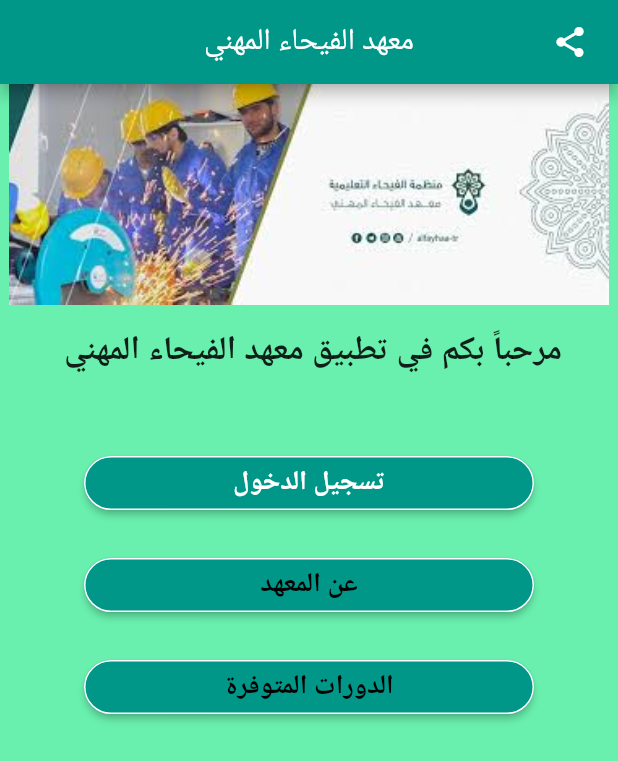
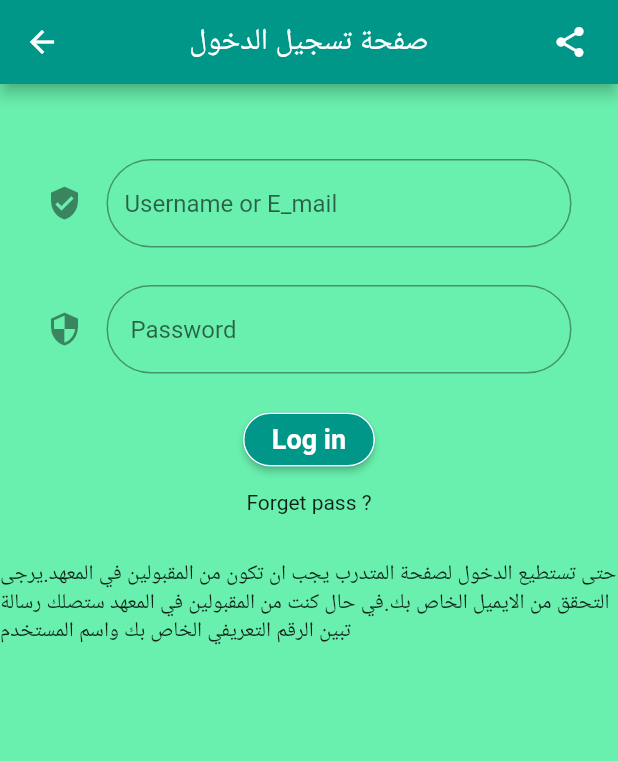
Before and after one commit to alaaddin83/flutter1, a Flutter app: the screen it shows after launch, after a tap on "تسجيل الدخول", on a phone screen of 412 x 824 dp. Shown: the top 761 px of the screen. Run offline on Flutter 3.47's test engine with Material 2 defaults, Android fonts, the phone set to English and light mode, and no system bars.

Commit message:
Add login screen

```diff
--- /dev/null
+++ b/lib/LoginScreen.dart
@@ -0,0 +1,100 @@
+import 'package:flutter/material.dart';
+
+class LoginScreen extends StatefulWidget {
+  @override
+  State<StatefulWidget> createState() {
+    // TODO: implement createState
+    return new _LoginScreen();
+  }
+
+
+}
+
+class _LoginScreen extends State<LoginScreen> {
+  @override
+  Widget build(BuildContext context) {
+    // TODO: implement build
+    return new Scaffold(
+      appBar: new AppBar(
+        title: new Text("صفحة تسجيل الدخول"),
+        centerTitle: true,
+        backgroundColor: Colors.teal,
+        actions: <Widget>[
+          new Icon(Icons.share),
+          new SizedBox(
+            width: 20,
+          )
+        ],
+      ),
+
+    body: new Container(
+
+      color: Colors.greenAccent,
+
+      child: Center(
+        child: new Column(
+          children: <Widget>[
+            Padding(padding: EdgeInsets.only(top: 50)),
+
+            SizedBox(
+              child: new TextField(
+                decoration: InputDecoration(
+                    hintText: "Username or E_mail",
+                    icon: new Icon(Icons.verified_user),
+                    border: OutlineInputBorder(
+                      borderRadius: BorderRadius.circular(50),
+                    )),
+              ),
+              width: 350,
+            ),
+            Padding(padding: EdgeInsets.only(top: 25)),
+            SizedBox(
+              child: new TextField(
+                decoration: InputDecoration(
+                    hintText: " Password",
+                    icon: new Icon(Icons.security),
+                    border: OutlineInputBorder(
+                      borderRadius: BorderRadius.circular(50),
+                    )),
+              ),
+              width: 350,
+            ),
+
+            Padding(padding: EdgeInsets.only(top: 20)),
+            new RaisedButton(
+              onPressed: () {
+                print("hello");
+              },
+              color: Colors.teal,
+              child: new Text(
+                "Log in",
+                style: TextStyle(
+                    color: Colors.white,
+                    fontSize: 18,
+                    fontWeight: FontWeight.bold),
+              ),
+              shape: OutlineInputBorder(
+                borderSide: BorderSide(color: Colors.white),
+                borderRadius: BorderRadius.circular(50),
+              ),
+            ),
+            Padding(padding: EdgeInsets.only(top: 10)),
+
+            new Text("Forget pass ?"),
+            Padding(padding: EdgeInsets.only(top: 30)),
+
+            new Text("حتى تستطيع الدخول لصفحة المتدرب يجب ان تكون من المقبولين في المعهد."
+                "يرجى التحقق من الايميل الخاص بك.في حال كنت من المقبولين في "
+                "المعهد ستصلك رسالة تبين الرقم التعريفي الخاص بك واسم المستخدم"),
+
+
+          ],
+        ),
+      ),
+
+    ),
+
+    );
+  }
+
+}
--- a/lib/MyScreen.dart
+++ b/lib/MyScreen.dart
@@ -1,11 +1,11 @@
+import 'package:alfyhaa_flutter_app/LoginScreen.dart';
 import 'package:flutter/material.dart';
 
 class MyScreen extends StatefulWidget {
   @override
   State<StatefulWidget> createState() {
     // TODO: implement createState
-    return _MyScreen();
-
+    return new _MyScreen();
   }
 }
 
@@ -14,7 +14,6 @@ class _MyScreen extends State<MyScreen> {
   Widget build(BuildContext context) {
     // TODO: implement build
     return new Scaffold(
-
       appBar: new AppBar(
         title: new Text("معهد الفيحاء المهني"),
         centerTitle: true,
@@ -33,12 +32,12 @@ class _MyScreen extends State<MyScreen> {
         color: Colors.greenAccent,
         child: new Column(
           children: <Widget>[
-            Image(image: AssetImage("Assets/image/image_starter.jpg"),
+            Image(
+              image: AssetImage("Assets/image/image_starter.jpg"),
               width: 400,
               fit: BoxFit.fitWidth,
             ),
             Padding(padding: EdgeInsets.only(top: 15)),
-
             new Text(
               " مرحباً بكم في تطبيق معهد الفيحاء المهني",
               style: TextStyle(fontSize: 22, fontWeight: FontWeight.bold),
@@ -47,7 +46,8 @@ class _MyScreen extends State<MyScreen> {
             SizedBox(
               child: new RaisedButton(
                 onPressed: () {
-                  print("hello");
+                  Navigator.push(context,
+                      MaterialPageRoute(builder: (context) => LoginScreen()));
                 },
                 color: Colors.teal,
                 child: new Text(
@@ -64,10 +64,9 @@ class _MyScreen extends State<MyScreen> {
               ),
               width: 300,
             ),
-
             Padding(padding: EdgeInsets.only(top: 20)),
             SizedBox(
-              child:new RaisedButton(
+              child: new RaisedButton(
                 onPressed: () {
                   print("hello");
                 },
@@ -86,7 +85,6 @@ class _MyScreen extends State<MyScreen> {
               ),
               width: 300,
             ),
-
             Padding(padding: EdgeInsets.only(top: 20)),
             SizedBox(
               child: new RaisedButton(
@@ -108,7 +106,6 @@ class _MyScreen extends State<MyScreen> {
               ),
               width: 300,
             ),
-
           ],
         ),
       ),
--- a/lib/main.dart
+++ b/lib/main.dart
@@ -6,6 +6,6 @@ import 'package:alfyhaa_flutter_app/MyScreen.dart';
 void main() {
   runApp(new MaterialApp(
     home: MyScreen(),
-
+     debugShowCheckedModeBanner: false,
       ));
 }
```
